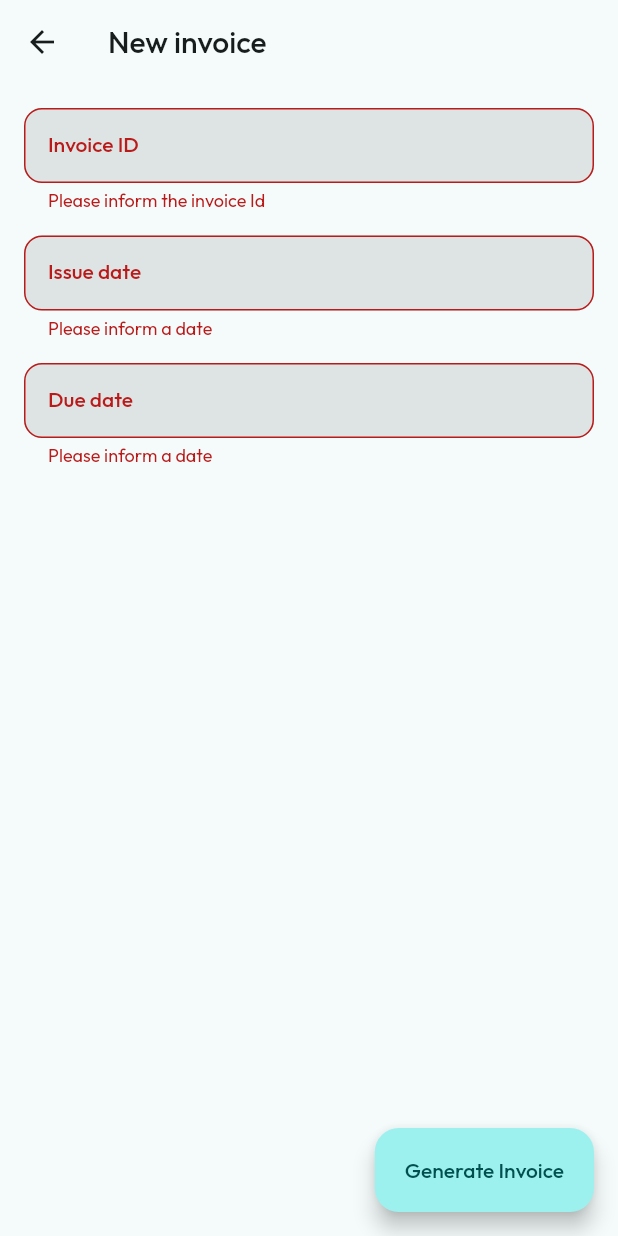
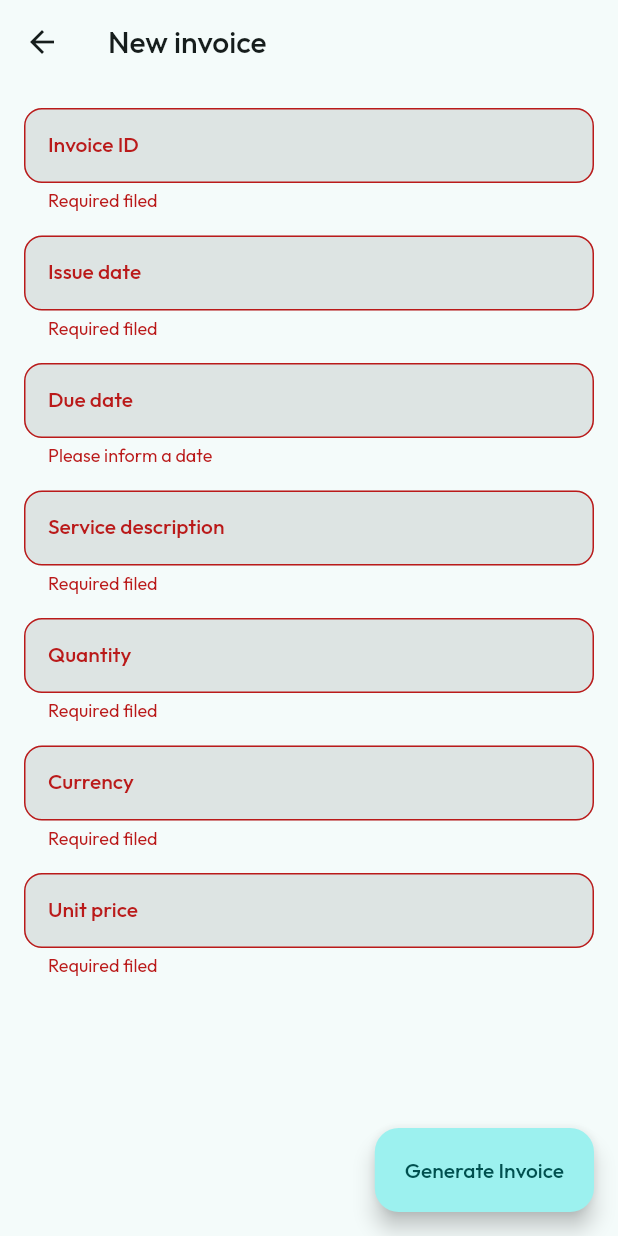
Before and after one commit to theolm/ambush-app, a Flutter app: the AddInvoicePage screen opened by its route, after a tap on "Generate Invoice", on a phone screen of 412 x 824 dp. Run offline on Flutter 3.47's test engine with Material 2 defaults, Android fonts, the phone set to English and light mode, and no system bars; drawn by our look-alikes of dynamic_color; our stand-ins replace auto_route, flutter_mobx, get_it, google_fonts, hive, hive_flutter and 5 more; accounts and stored records are empty; generated files the repository leaves out were written again.

Commit message:
Adding fields with default values

```diff
--- a/lib/src/core/domain/const.dart
+++ b/lib/src/core/domain/const.dart
@@ -1,5 +1,5 @@
 
 const double regularMargin = 16;
-const double regularBetweenFields = 16;
+const double marginBetweenFields = 16;
 const double bigBetweenFields = 24;
 const double extraBigBetweenFields = 32;
--- /dev/null
+++ b/lib/src/core/domain/usecases/get_next_id.dart
@@ -0,0 +1,26 @@
+import 'package:injectable/injectable.dart';
+import 'package:invoice_app/src/core/data/repositories/invoice_repository.dart';
+import 'dart:math';
+
+abstract class IGetNextId {
+  int? get();
+}
+
+@Injectable(as: IGetNextId)
+class GetNextId implements IGetNextId {
+  final IInvoiceRepository _repository;
+
+  GetNextId(this._repository);
+
+  @override
+  int? get() {
+    var invoiceList = _repository.getInvoiceList();
+
+    if(invoiceList.isEmpty) {
+      return null;
+    } else {
+      var lastMax = invoiceList.map((e) => e.id).reduce(max);
+      return lastMax + 1;
+    }
+  }
+}
--- a/lib/src/core/presenter/components/field_validators.dart
+++ b/lib/src/core/presenter/components/field_validators.dart
@@ -4,3 +4,15 @@ String? requiredFieldValidator(String? value) {
   }
   return null;
 }
+
+String? doubleValueValidator(String? value) {
+  if (value == null || value.isEmpty) {
+    return "Required filed";
+  }
+
+  if (double.tryParse(value) == null) {
+    return "Invalid value";
+  }
+
+  return null;
+}
--- a/lib/src/features/add_invoice/presentation/add_invoice_page.dart
+++ b/lib/src/features/add_invoice/presentation/add_invoice_page.dart
@@ -1,7 +1,9 @@
 import 'package:auto_route/auto_route.dart';
 import 'package:flutter/material.dart';
 import 'package:invoice_app/src/core/di/di.dart';
+import 'package:invoice_app/src/core/domain/const.dart';
 import 'package:invoice_app/src/core/presenter/components/date_picker.dart';
+import 'package:invoice_app/src/core/presenter/components/field_validators.dart';
 
 import 'add_invoice_viewmodel.dart';
 
@@ -36,14 +38,9 @@ class AddInvoicePage extends StatelessWidget {
               keyboardType: TextInputType.number,
               controller: _viewModel.idController,
               autovalidateMode: AutovalidateMode.onUserInteraction,
-              validator: (value) {
-                if (value == null || value.isEmpty) {
-                  return 'Please inform the invoice Id';
-                }
-                return null;
-              },
+              validator: requiredFieldValidator,
             ),
-            const SizedBox(height: 16),
+            const SizedBox(height: marginBetweenFields),
             TextFormField(
               controller: _viewModel.issueDateController,
               decoration: const InputDecoration(
@@ -58,14 +55,9 @@ class AddInvoicePage extends StatelessWidget {
                   _viewModel.updateIssueDate(date);
                 }
               },
-              validator: (value) {
-                if (value == null || value.isEmpty) {
-                  return 'Please inform a date';
-                }
-                return null;
-              },
+              validator: requiredFieldValidator,
             ),
-            const SizedBox(height: 16),
+            const SizedBox(height: marginBetweenFields),
             TextFormField(
               controller: _viewModel.dueDateController,
               decoration: const InputDecoration(
@@ -91,6 +83,53 @@ class AddInvoicePage extends StatelessWidget {
                 return null;
               },
             ),
+            const SizedBox(height: marginBetweenFields),
+            TextFormField(
+              decoration: const InputDecoration(
+                labelText: "Service description",
+                hintText: "e.g. Software Development",
+              ),
+              validator: requiredFieldValidator,
+              autovalidateMode: AutovalidateMode.onUserInteraction,
+              textInputAction: TextInputAction.next,
+              controller: _viewModel.serviceController,
+            ),
+            const SizedBox(height: marginBetweenFields),
+            TextFormField(
+              decoration: const InputDecoration(
+                labelText: "Quantity",
+                hintText: "e.g. 1.00",
+              ),
+              validator: doubleValueValidator,
+              autovalidateMode: AutovalidateMode.onUserInteraction,
+              keyboardType: TextInputType.number,
+              textInputAction: TextInputAction.next,
+              controller: _viewModel.quantityController,
+            ),
+            const SizedBox(height: marginBetweenFields),
+            TextFormField(
+              decoration: const InputDecoration(
+                labelText: "Currency",
+                hintText: "e.g. USD",
+              ),
+              validator: requiredFieldValidator,
+              autovalidateMode: AutovalidateMode.onUserInteraction,
+              keyboardType: TextInputType.text,
+              textInputAction: TextInputAction.next,
+              controller: _viewModel.currencyController,
+            ),
+            const SizedBox(height: marginBetweenFields),
+            TextFormField(
+              decoration: const InputDecoration(
+                labelText: "Unit price",
+                hintText: "e.g. 5000.00",
+              ),
+              validator: doubleValueValidator,
+              autovalidateMode: AutovalidateMode.onUserInteraction,
+              keyboardType: TextInputType.number,
+              textInputAction: TextInputAction.next,
+              controller: _viewModel.priceController,
+            ),
           ],
         ),
       ),
--- a/lib/src/features/add_invoice/presentation/add_invoice_viewmodel.dart
+++ b/lib/src/features/add_invoice/presentation/add_invoice_viewmodel.dart
@@ -3,9 +3,11 @@ import 'package:flutter/material.dart';
 import 'package:injectable/injectable.dart';
 import 'package:intl/intl.dart';
 import 'package:invoice_app/src/core/domain/data_models/invoice.dart';
+import 'package:invoice_app/src/core/domain/data_models/service_info.dart';
 import 'package:invoice_app/src/core/domain/usecases/get_bank_info.dart';
 import 'package:invoice_app/src/core/domain/usecases/get_client_info.dart';
 import 'package:invoice_app/src/core/domain/usecases/get_company_info.dart';
+import 'package:invoice_app/src/core/domain/usecases/get_next_id.dart';
 import 'package:invoice_app/src/core/domain/usecases/get_service_info.dart';
 import 'package:invoice_app/src/core/domain/usecases/save_invoice.dart';
 import 'package:invoice_app/src/core/domain/usecases/validate_invoice_settings.dart';
@@ -28,6 +30,7 @@ class AddInvoiceViewModel extends _AddInvoiceViewModelBase
     super._saveInvoice,
     super._generateInvoiceUseCase,
     super._validateInvoiceSettings,
+    super._getNextId,
   );
 }
 
@@ -39,6 +42,7 @@ abstract class _AddInvoiceViewModelBase with Store {
   final IValidateInvoiceSettings _validateInvoiceSettings;
   final ISaveInvoice _saveInvoice;
   final IGenerateInvoiceUseCase _generateInvoiceUseCase;
+  final IGetNextId _getNextId;
 
   _AddInvoiceViewModelBase(
     this._getBankInfo,
@@ -48,17 +52,33 @@ abstract class _AddInvoiceViewModelBase with Store {
     this._saveInvoice,
     this._generateInvoiceUseCase,
     this._validateInvoiceSettings,
-  );
+    this._getNextId,
+  ) {
+    var nextId = _getNextId.get();
+    if (nextId != null) {
+      idController.text = nextId.toString();
+    }
+
+    var service = _getServiceInfo.get();
+    if (service != null) {
+      serviceController.text = service.description;
+      quantityController.text = service.quantity.toStringAsFixed(2);
+      currencyController.text = service.currency;
+      priceController.text = service.price.toStringAsFixed(2);
+    }
+  }
 
   final formKey = GlobalKey<FormState>();
-
-  var idController = TextEditingController();
+  final idController = TextEditingController();
+  final issueDateController = TextEditingController();
+  final dueDateController = TextEditingController();
+  final serviceController = TextEditingController();
+  final quantityController = TextEditingController();
+  final currencyController = TextEditingController();
+  final priceController = TextEditingController();
 
   DateTime? _issueDate;
-  var issueDateController = TextEditingController();
-
   DateTime? _dueDate;
-  var dueDateController = TextEditingController();
 
   void updateIssueDate(DateTime date) {
     _issueDate = date;
@@ -77,23 +97,27 @@ abstract class _AddInvoiceViewModelBase with Store {
       return false;
     }
 
-    if(_validateInvoiceSettings.validate() != InvoiceSettingsStatus.ok) {
+    if (_validateInvoiceSettings.validate() != InvoiceSettingsStatus.ok) {
       return false;
     }
-
 
     var bankInfo = _getBankInfo.get();
     var clientInfo = _getClientInfo.get();
     var companyInfo = _getCompanyInfo.get();
-    var serviceInfo = _getServiceInfo.get();
+    var serviceInfo = ServiceInfo(
+      serviceController.text,
+      double.parse(quantityController.text),
+      currencyController.text,
+      double.parse(priceController.text),
+    );
 
     var now = DateTime.now();
-    //TODO: Need to validate all the ui data before creating the model
+
     var invoice = Invoice(
       int.parse(idController.text),
       _issueDate!.millisecondsSinceEpoch,
       _dueDate!.millisecondsSinceEpoch,
-      serviceInfo!,
+      serviceInfo,
       companyInfo!,
       clientInfo!,
       bankInfo!,
--- a/lib/src/features/settings/presentation/basic/basic_info_page.dart
+++ b/lib/src/features/settings/presentation/basic/basic_info_page.dart
@@ -43,7 +43,7 @@ class BasicInfoPage extends StatelessWidget {
               validator: requiredFieldValidator,
               autovalidateMode: AutovalidateMode.onUserInteraction,
             ),
-            const SizedBox(height: regularBetweenFields),
+            const SizedBox(height: marginBetweenFields),
             TextFormField(
               decoration: const InputDecoration(labelText: "Company address"),
               textInputAction: TextInputAction.done,
--- a/lib/src/features/settings/presentation/client/client_info_page.dart
+++ b/lib/src/features/settings/presentation/client/client_info_page.dart
@@ -41,7 +41,7 @@ class ClientInfoPage extends StatelessWidget {
               autovalidateMode: AutovalidateMode.onUserInteraction,
               controller: _viewModel.nameController,
             ),
-            const SizedBox(height: regularBetweenFields),
+            const SizedBox(height: marginBetweenFields),
             TextFormField(
               decoration: const InputDecoration(labelText: "Client address"),
               textInputAction: TextInputAction.done,
```
Also changed, not shown: lib/src/features/settings/presentation/bank/bank_info_page.dart (+9 -9 lines), lib/src/features/settings/presentation/service/service_info_page.dart (+6 -18 lines).
